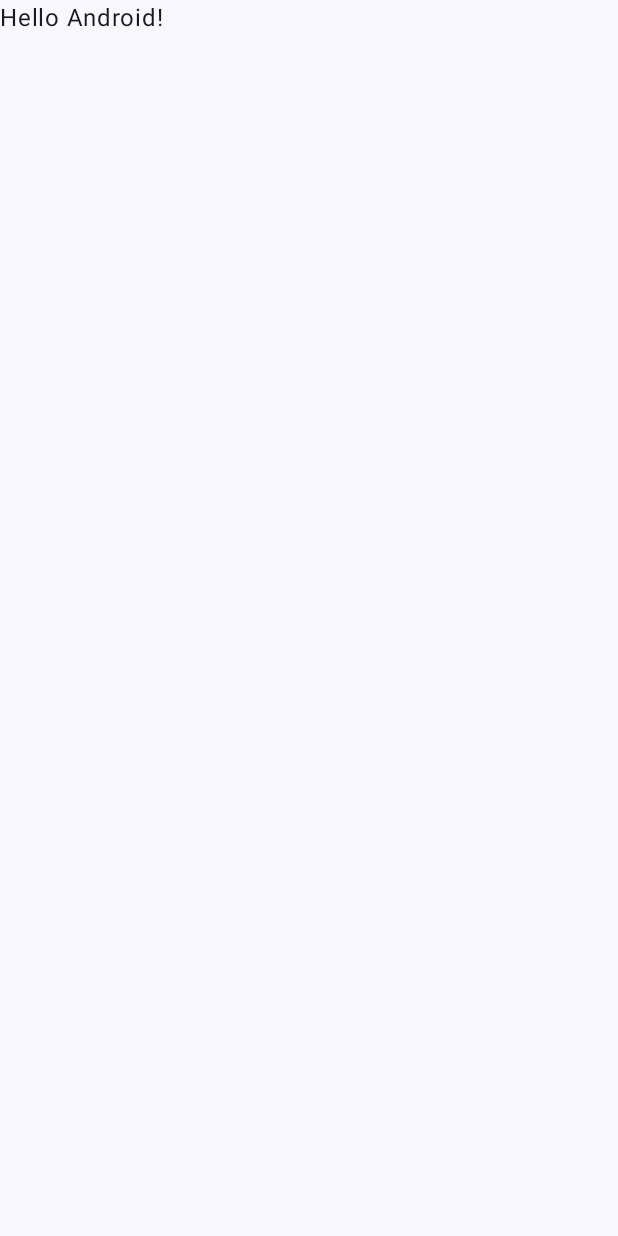
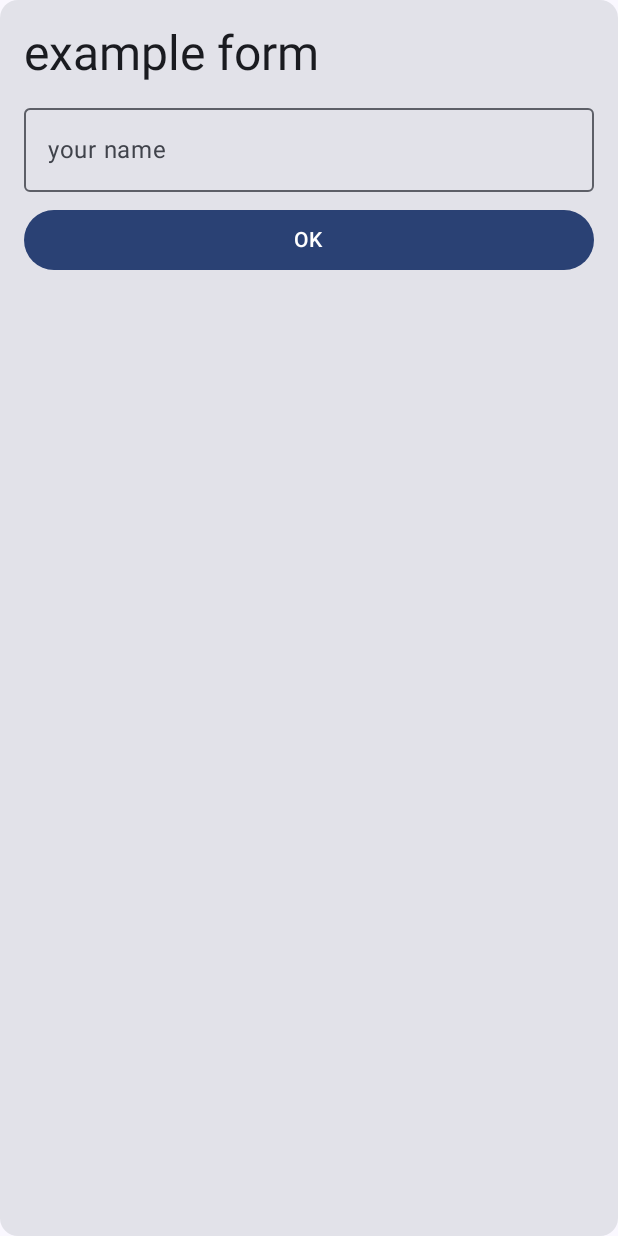
Before and after one commit to NID-kt/UIPerfectCopyContestTest, an Android app built with Jetpack Compose: the screen it shows after launch (MainActivity), on a phone screen of 412 x 824 dp. Before the commit the screen is almost empty. Run offline under Robolectric (Android 15) with nearby library versions, the phone set to English and light mode, and no system bars.

Commit message:
YourAnswerコンポーネントを追加

```diff
--- a/app/src/main/java/com/github/nidroid/uiperfectcopycontesttest/MainActivity.kt
+++ b/app/src/main/java/com/github/nidroid/uiperfectcopycontesttest/MainActivity.kt
@@ -17,30 +17,13 @@ class MainActivity : ComponentActivity() {
         super.onCreate(savedInstanceState)
         setContent {
             UIPerfectCopyContestTestTheme {
-                // A surface container using the 'background' color from the theme
                 Surface(
                     modifier = Modifier.fillMaxSize(),
                     color = MaterialTheme.colorScheme.background
                 ) {
-                    Greeting("Android")
+                    YourAnswer()
                 }
             }
         }
     }
 }
-
-@Composable
-fun Greeting(name: String, modifier: Modifier = Modifier) {
-    Text(
-        text = "Hello $name!",
-        modifier = modifier
-    )
-}
-
-@Preview(showBackground = true)
-@Composable
-fun GreetingPreview() {
-    UIPerfectCopyContestTestTheme {
-        Greeting("Android")
-    }
-}
--- /dev/null
+++ b/app/src/main/java/com/github/nidroid/uiperfectcopycontesttest/YourAnswer.kt
@@ -0,0 +1,54 @@
+package com.github.nidroid.uiperfectcopycontesttest
+
+import androidx.compose.foundation.layout.Arrangement
+import androidx.compose.foundation.layout.Column
+import androidx.compose.foundation.layout.fillMaxWidth
+import androidx.compose.foundation.layout.padding
+import androidx.compose.material3.Button
+import androidx.compose.material3.Card
+import androidx.compose.material3.MaterialTheme
+import androidx.compose.material3.OutlinedTextField
+import androidx.compose.material3.Text
+import androidx.compose.runtime.Composable
+import androidx.compose.runtime.getValue
+import androidx.compose.runtime.mutableStateOf
+import androidx.compose.runtime.remember
+import androidx.compose.runtime.setValue
+import androidx.compose.ui.Modifier
+import androidx.compose.ui.tooling.preview.Preview
+import androidx.compose.ui.unit.dp
+import com.github.nidroid.uiperfectcopycontesttest.ui.theme.UIPerfectCopyContestTestTheme
+
+@Composable
+internal fun YourAnswer() {
+    var name by remember { mutableStateOf("") }
+    Card {
+        Column(
+            modifier = Modifier.padding(16.dp),
+            verticalArrangement = Arrangement.spacedBy(8.dp),
+        ) {
+            Text(
+                text = "example form",
+                style = MaterialTheme.typography.headlineLarge,
+            )
+            OutlinedTextField(
+                value = name,
+                onValueChange = { name = it },
+                label = { Text("your name") },
+                modifier = Modifier.fillMaxWidth(),
+            )
+
+            Button(onClick = { }, modifier = Modifier.fillMaxWidth()) {
+                Text("OK")
+            }
+        }
+    }
+}
+
+@Preview
+@Composable
+private fun YourAnswerPreview() {
+    UIPerfectCopyContestTestTheme {
+        YourAnswer()
+    }
+}
```
